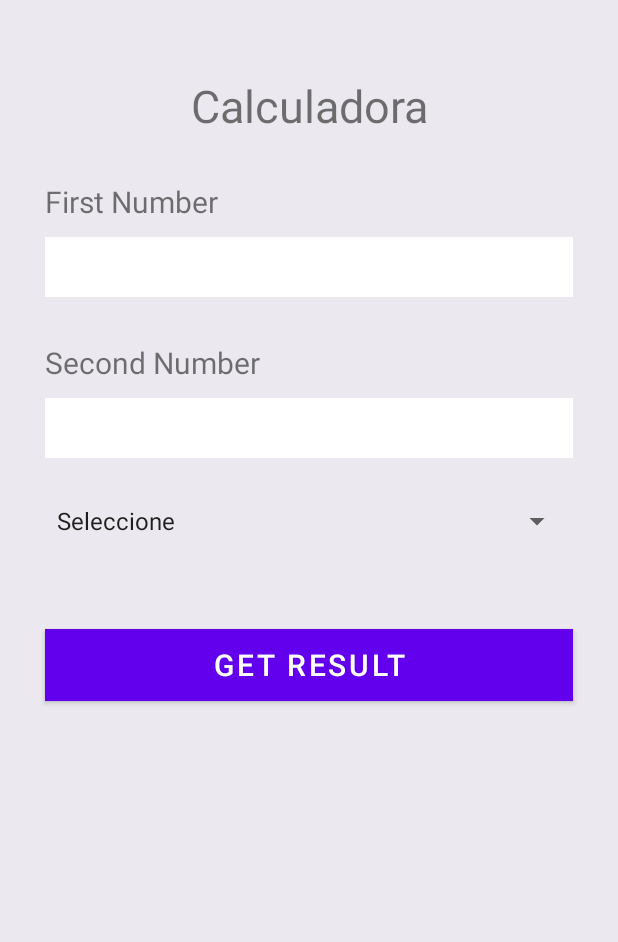
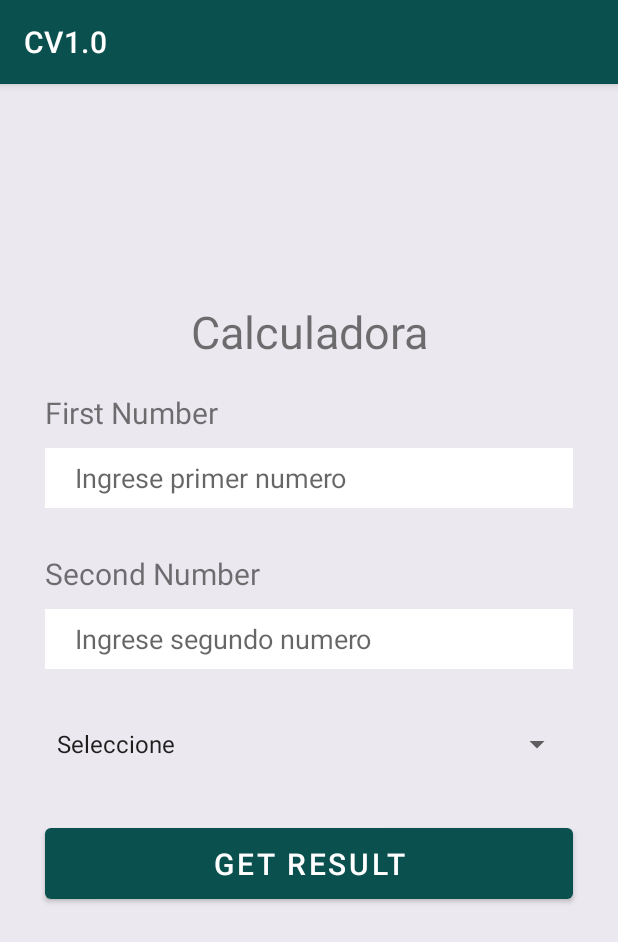
Before and after one commit to DeyberLuna/Mobiles-apps8A, an Android app: the screen it shows after launch (MainActivity), on a phone screen of 412 x 824 dp. Shown: the top 942 px of the screen. Run offline under Robolectric (Android 15) with nearby library versions, the phone set to English and light mode, and no system bars.

Commit message:
Actualizacion calculadora v1.0 hints and statusBarColor

```diff
--- a/myCalculator/app/src/main/java/com/example/mycalculator/MainActivity.java
+++ b/myCalculator/app/src/main/java/com/example/mycalculator/MainActivity.java
@@ -108,28 +108,28 @@ public class MainActivity extends AppCompatActivity {
            String resultTxt=String.valueOf(result);
            txtResult.setText(resultTxt);
            result=0;
-           Toast.makeText(this, "Resultado: "+resultTxt, Toast.LENGTH_LONG).show();
+           Toast.makeText(this, "Resultado: "+resultTxt, Toast.LENGTH_SHORT).show();
 
        }else if(spinenrItem.equals("Restar")){
            result=num1-num2;
            String resultTxt=String.valueOf(result);
            txtResult.setText(resultTxt);
            result=0;
-           Toast.makeText(this, "Resultado: "+resultTxt, Toast.LENGTH_LONG).show();
+           Toast.makeText(this, "Resultado: "+resultTxt, Toast.LENGTH_SHORT).show();
 
        }else  if(spinenrItem.equals("Multiplicar")){
            result=num1*num2;
            String resultTxt=String.valueOf(result);
            txtResult.setText(resultTxt);
            result=0;
-           Toast.makeText(this, "Resultado: "+resultTxt, Toast.LENGTH_LONG).show();
+           Toast.makeText(this, "Resultado: "+resultTxt, Toast.LENGTH_SHORT).show();
 
        }else if(spinenrItem.equals("Dividir")){
            result=num1/num2;
            String resultTxt=String.valueOf(result);
            txtResult.setText(resultTxt);
            result=0;
-           Toast.makeText(this, "Resultado: "+resultTxt, Toast.LENGTH_LONG).show();
+           Toast.makeText(this, "Resultado: "+resultTxt, Toast.LENGTH_SHORT).show();
 
        }else{
            Toast.makeText(this, "Hubo un error", Toast.LENGTH_LONG).show();
--- a/myCalculator/app/src/main/res/layout/activity_main.xml
+++ b/myCalculator/app/src/main/res/layout/activity_main.xml
@@ -1,93 +1,114 @@
 <?xml version="1.0" encoding="utf-8"?>
+
 <LinearLayout xmlns:android="http://schemas.android.com/apk/res/android"
     xmlns:app="http://schemas.android.com/apk/res-auto"
     xmlns:tools="http://schemas.android.com/tools"
     android:layout_width="match_parent"
     android:layout_height="match_parent"
-
     android:background="#EBE9EF"
     android:orientation="vertical"
     tools:context=".MainActivity" >
 
+    <ScrollView
+        android:layout_width="match_parent"
+        android:layout_height="match_parent">
+    <LinearLayout
+        android:layout_width="match_parent"
+        android:layout_height="wrap_content"
+        android:layout_gravity="center"
+        android:orientation="vertical">
         <TextView
             android:id="@+id/title"
             android:layout_width="match_parent"
             android:layout_height="wrap_content"
+            android:layout_marginTop="40sp"
+            android:text="@string/title"
             android:textAlignment="center"
-        android:layout_marginTop="50sp"
-        android:textSize="30sp"
 
-        android:text="@string/title" />
-
+            android:textSize="30sp" />
         <TextView
             android:id="@+id/textView2"
-        android:layout_marginTop="30sp"
-        android:layout_marginStart="30sp"
-        android:layout_marginEnd="30sp"
-        android:textSize="20sp"
-
             android:layout_width="match_parent"
             android:layout_height="wrap_content"
-        android:text="@string/firstnumber" />
+            android:layout_marginStart="30sp"
+            android:layout_marginTop="20sp"
 
+            android:layout_marginEnd="30sp"
+            android:text="@string/firstnumber"
+            android:textSize="20sp" />
         <EditText
             android:id="@+id/number1"
             android:layout_width="match_parent"
+            android:layout_height="40sp"
             android:layout_marginStart="30sp"
+            android:layout_marginTop="10sp"
             android:layout_marginEnd="30sp"
-        android:layout_marginTop="10sp"
-        android:layout_height="40sp"
+            android:background="@color/white"
+            android:ems="10"
+            android:hint="Ingrese primer numero"
+            android:inputType="number"
             android:paddingStart="20sp"
-        android:ems="10"
-        android:background="@color/white"
-        android:inputType="number" />
+            android:paddingEnd="20sp"
+            android:textColor="#333232" />
+
+
 
         <TextView
             android:id="@+id/textView3"
             android:layout_width="match_parent"
+            android:layout_height="wrap_content"
+            android:layout_marginStart="30sp"
             android:layout_marginTop="30sp"
+
             android:layout_marginEnd="30sp"
-        android:layout_marginStart="30sp"
-
-        android:textSize="20sp"
-        android:layout_height="wrap_content"
-        android:text="@string/secondnumber" />
-
+            android:text="@string/secondnumber"
+            android:textSize="20sp" />
         <EditText
             android:id="@+id/number2"
             android:layout_width="match_parent"
             android:layout_height="40sp"
-        android:ems="10"
-        android:paddingStart="20sp"
+            android:layout_marginStart="30sp"
             android:layout_marginTop="10sp"
             android:layout_marginEnd="30sp"
-        android:layout_marginStart="30sp"
+            android:background="@color/white"
+            android:ems="10"
+            android:hint="Ingrese segundo numero"
+            android:inputType="number"
 
-        android:background="@color/white"
-        android:inputType="number" />
+            android:paddingStart="20sp"
+            android:paddingEnd="20sp"
+            android:textColor="#333232" />
 
         <Spinner
             android:id="@+id/spinner"
             android:layout_width="match_parent"
-        android:layout_margin="30sp"
+            android:layout_height="40sp"
+            android:layout_margin="30sp" />
 
-        android:layout_height="wrap_content" />
+
 
         <Button
             android:id="@+id/btnOperar"
             android:layout_width="match_parent"
             android:layout_height="wrap_content"
-        android:layout_margin="30sp"
+            android:layout_marginStart="30sp"
+            android:layout_marginEnd="30sp"
+
+            android:padding="10sp"
+            android:text="@string/btnresult"
             android:textSize="20sp"
-        android:background="@color/black"
-        android:backgroundTint="@color/black"
-        android:text="@string/btnresult" />
+            app:backgroundTint="#0A504E" />
+
 
         <TextView
             android:id="@+id/txtResult"
+            android:layout_width="match_parent"
+            android:layout_height="wrap_content"
             android:layout_margin="30sp"
-        android:textSize="40sp"
             android:textAlignment="center"
-        android:layout_width="match_parent"
-        android:layout_height="wrap_content" />
+            android:textSize="40sp" />
     </LinearLayout>
+
+    </ScrollView>
+
+</LinearLayout>
--- a/myCalculator/app/src/main/res/values-night/themes.xml
+++ b/myCalculator/app/src/main/res/values-night/themes.xml
@@ -1,6 +1,6 @@
 <resources xmlns:tools="http://schemas.android.com/tools">
     <!-- Base application theme. -->
-    <style name="Theme.MyCalculator" parent="Theme.MaterialComponents.DayNight.DarkActionBar">
+    <style name="Theme.MyCalculatorNigth" parent="Theme.AppCompat.DayNight.NoActionBar">
         <!-- Primary brand color. -->
         <item name="colorPrimary">@color/purple_200</item>
         <item name="colorPrimaryVariant">@color/purple_700</item>
--- a/myCalculator/app/src/main/res/values/strings.xml
+++ b/myCalculator/app/src/main/res/values/strings.xml
@@ -1,5 +1,5 @@
 <resources>
-    <string name="app_name">myCalculator</string>
+    <string name="app_name">CV1.0</string>
     <string name="title">Calculadora</string>
     <string name="firstnumber">First Number</string>
     <string name="secondnumber">Second Number</string>
--- a/myCalculator/app/src/main/res/values/themes.xml
+++ b/myCalculator/app/src/main/res/values/themes.xml
@@ -1,9 +1,9 @@
 <resources xmlns:tools="http://schemas.android.com/tools">
     <!-- Base application theme. -->
-    <style name="Theme.MyCalculator" parent="Theme.MaterialComponents.DayNight.NoActionBar">
+    <style name="Theme.MyCalculator" parent="Theme.MaterialComponents.DayNight.DarkActionBar">
         <!-- Primary brand color. -->
-        <item name="colorPrimary">@color/purple_500</item>
-        <item name="colorPrimaryVariant">@color/purple_700</item>
+        <item name="colorPrimary">#0A504E</item>
+        <item name="colorPrimaryVariant">#0A504E</item>
         <item name="colorOnPrimary">@color/white</item>
         <!-- Secondary brand color. -->
         <item name="colorSecondary">@color/teal_200</item>
```
Lines whose indentation alone changed are shown as unchanged.
